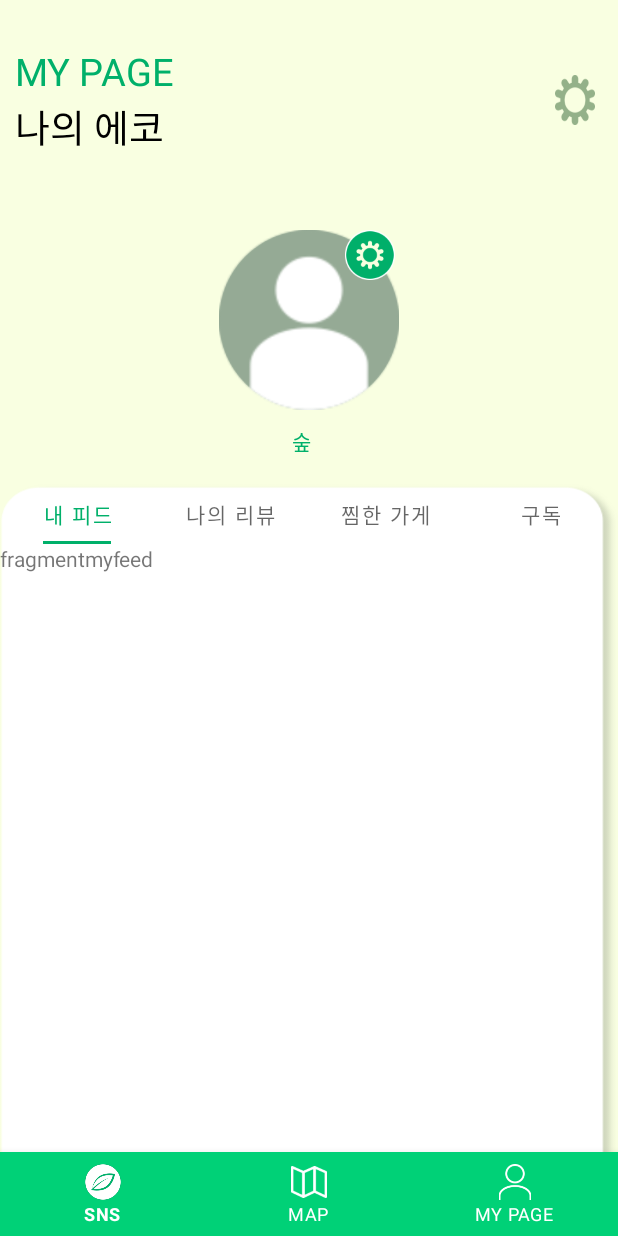
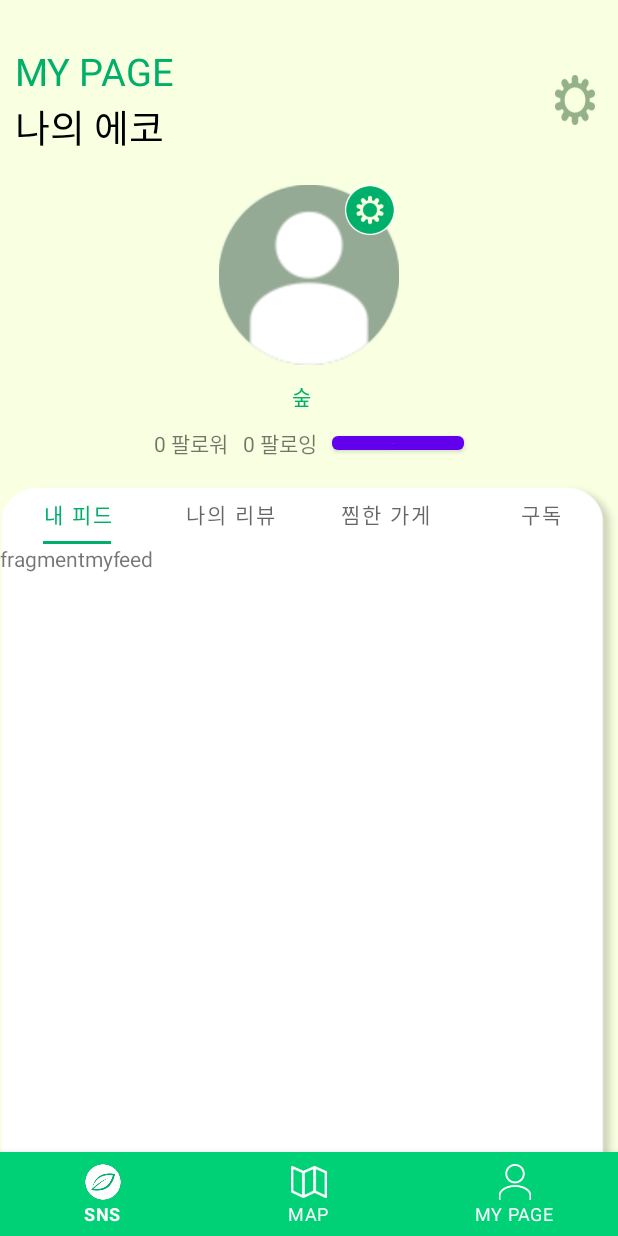
Before and after one commit to bluedev-yu/Co-Echo, an Android app: the fragment FragmentMyPage placed in its activity, on a phone screen of 412 x 824 dp. Run offline under Robolectric (Android 15) with nearby library versions, the light colour scheme and no system bars; our stand-ins replace CircleImageView, Firebase (no records; nobody signed in at launch, a user with empty details on screens opened directly); pictures from the network do not load.

Commit message:
following follower added

```diff
--- a/app/src/main/java/bluedev_yu/coecho/FollowDTO.kt
+++ /dev/null
@@ -1,10 +0,0 @@
-package bluedev_yu.coecho
-
-data class FollowDTO(
-
-        var followerCount: Int = 0,
-        var followers: MutableMap<String, Boolean> = HashMap(),
-
-        var followingCount: Int = 0,
-        var followings: MutableMap<String, Boolean> = HashMap()
-)
--- /dev/null
+++ b/app/src/main/java/bluedev_yu/coecho/data/model/FollowDTO.kt
@@ -0,0 +1,10 @@
+package bluedev_yu.coecho.data.model
+
+data class FollowDTO(
+
+        var followerCount: Int = 0,
+        var followers: Array<String>,
+
+        var followingCount: Int = 0,
+        var followings: Array<String>,
+)
--- a/app/src/main/res/layout/fragment_my_page.xml
+++ b/app/src/main/res/layout/fragment_my_page.xml
@@ -77,7 +77,7 @@
             <FrameLayout
                 android:layout_width="match_parent"
                 android:layout_height="wrap_content"
-                android:layout_marginTop="50dp">
+                android:layout_marginTop="20dp">
 
                 <de.hdodenhof.circleimageview.CircleImageView
                     android:layout_width="120dp"
@@ -115,6 +115,39 @@
                     android:id="@+id/MyPageUserName"
                     android:layout_width="wrap_content"
                     android:layout_height="wrap_content"></TextView>
+
+            </LinearLayout>
+
+            <LinearLayout
+                android:layout_width="match_parent"
+                android:layout_height="wrap_content"
+                android:layout_marginTop="10dp"
+                android:gravity="center"
+                android:orientation="horizontal"
+                android:textAlignment="center"
+                android:textSize="17dp">
+
+                <TextView
+                    android:id="@+id/MyPageFollower"
+                    android:layout_width="wrap_content"
+                    android:layout_height="wrap_content"
+                    android:layout_marginRight="10dp"
+                    android:text="0 팔로워"></TextView>
+
+                <TextView
+                    android:id="@+id/MyPageFollowing"
+                    android:layout_width="wrap_content"
+                    android:layout_marginRight="10dp"
+                    android:text="0 팔로잉"
+                    android:layout_height="wrap_content"></TextView>
+
+                <Button
+                    android:layout_width="wrap_content"
+                    android:layout_height="match_parent"
+                    android:text=" 팔로우 "
+                    android:textSize="3dp"
+                    >
+                </Button>
 
             </LinearLayout>
 
```
